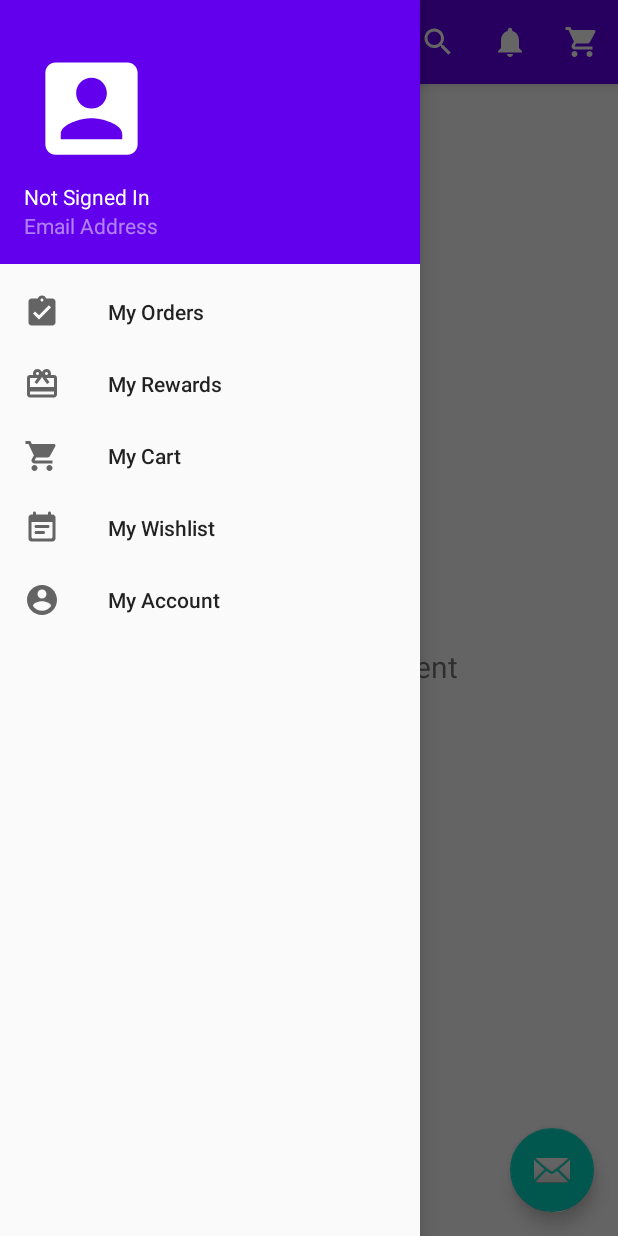
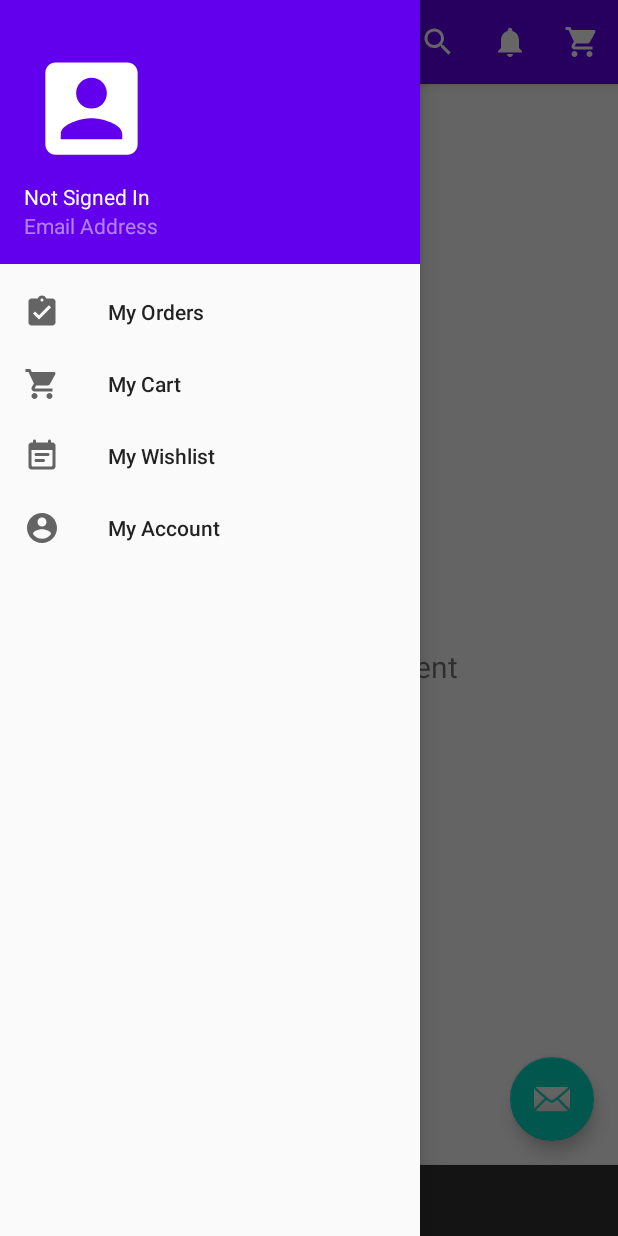
Before and after one commit to RishiSetpal/OnlineCart, an Android app: the screen it shows after launch (HomePage), in the side drawer, after a tap on "My Cart", on a phone screen of 412 x 824 dp. Run offline under Robolectric (Android 15) with nearby library versions, the phone set to English and light mode, and no system bars; our stand-ins replace navigation-ui.

Commit message:
Navigation Drawer edits2 Commit..

```diff
--- a/app/src/main/res/menu/activity_main_drawer.xml
+++ b/app/src/main/res/menu/activity_main_drawer.xml
@@ -3,15 +3,11 @@
     xmlns:tools="http://schemas.android.com/tools"
     tools:showIn="navigation_view">
 
-    <group android:checkableBehavior="single">
+    <group>
         <item
             android:id="@+id/nav_my_orders"
             android:icon="@drawable/ic_baseline_my_orders_24"
             android:title="My Orders" />
-        <item
-            android:id="@+id/nav_my_rewards"
-            android:icon="@drawable/ic_baseline_card_giftcard_24"
-            android:title="My Rewards" />
         <item
             android:id="@+id/nav_my_cart"
             android:icon="@drawable/ic_baseline_shopping_cart_24"
@@ -25,4 +21,5 @@
             android:icon="@drawable/ic_baseline_account_circle_24"
             android:title="My Account" />
     </group>
+
 </menu>
```
Also changed, not shown: app/src/main/java/com/rishistech/onlinecart/HomePage.java (+10 -0 lines).
